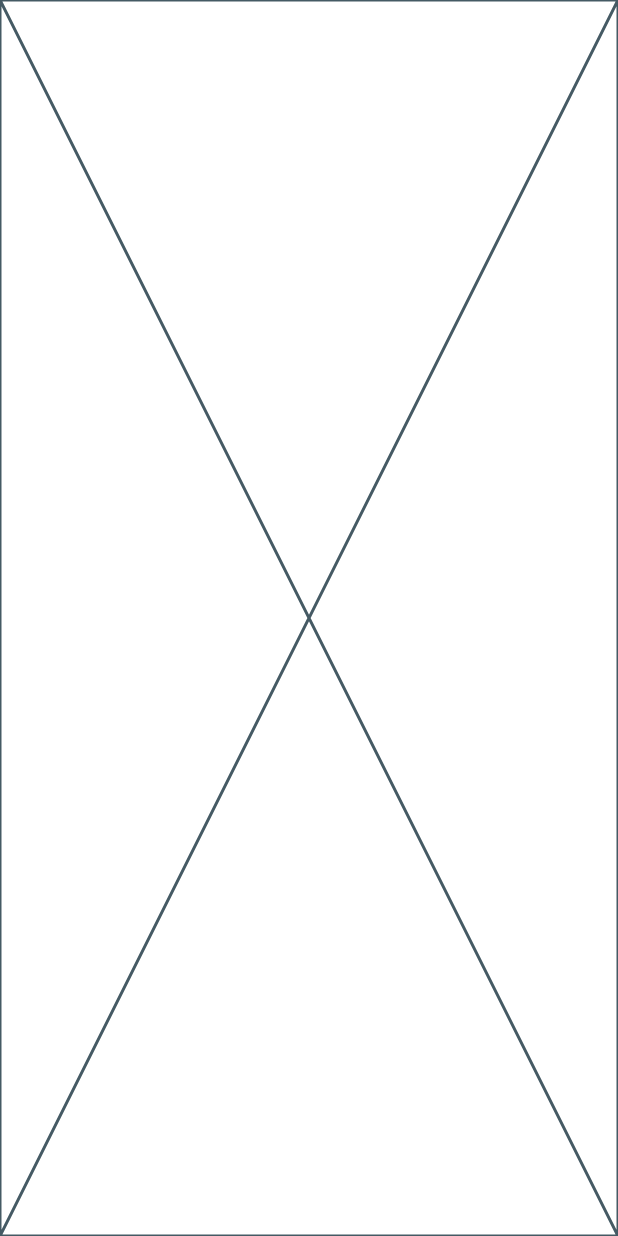
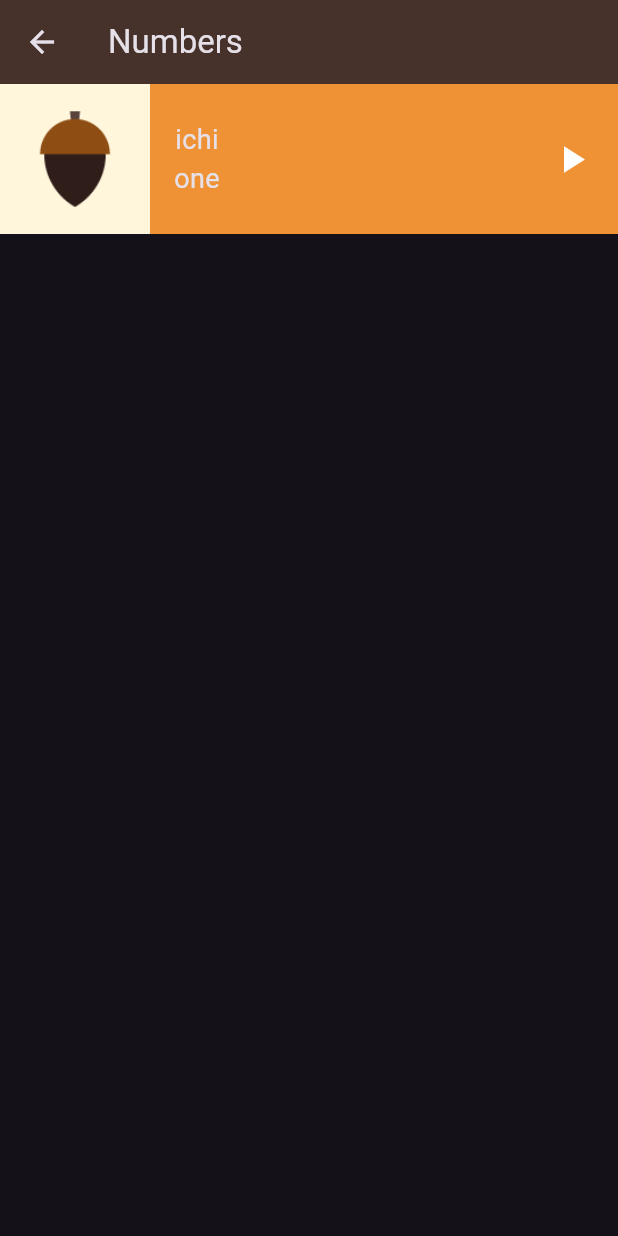
Before and after one commit to aya-hamoudeh1/Toku_app, a Flutter app: the screen it shows after launch, after a tap on "Numbers", on a phone screen of 412 x 824 dp. Run offline on Flutter 3.47's test engine with Material 3 defaults, Android fonts, the light colour scheme and no system bars.

Commit message:
numbers category

```diff
--- a/lib/screens/numbers_page.dart
+++ b/lib/screens/numbers_page.dart
@@ -1,10 +1,53 @@
-import 'package:flutter/cupertino.dart';
+import 'package:flutter/material.dart';
 
 class NumbersPage extends StatelessWidget {
   const NumbersPage({super.key});
 
   @override
   Widget build(BuildContext context) {
-    return const Placeholder();
+    return Scaffold(
+      appBar: AppBar(
+        title: const Text("Numbers"),
+        backgroundColor: const Color(0xff46322B),
+      ),
+      body: Container(
+        height: 100,
+        color: const Color(0xffEF9235),
+        child: Row(
+          children: [
+            Container(
+              color: const Color(0xffFFF6DC),
+              child: Image.asset(
+                "assets/images/numbers/number_one.png",
+              ),
+            ),
+            const Padding(
+              padding: EdgeInsets.only(left: 16.0),
+              child: Column(
+                mainAxisAlignment: MainAxisAlignment.center,
+                children: [
+                  Text(
+                    "ichi",
+                    style: TextStyle(fontSize: 18),
+                  ),
+                  Text(
+                    "one",
+                    style: TextStyle(fontSize: 18),
+                  ),
+                ],
+              ),
+            ),
+            const Spacer(),
+            const Padding(
+              padding: EdgeInsets.only(right: 16.0),
+              child: Icon(
+                Icons.play_arrow,
+                size: 30,
+              ),
+            ),
+          ],
+        ),
+      ),
+    );
   }
 }
```
Also changed, not shown: pubspec.yaml (+4 -3 lines).
